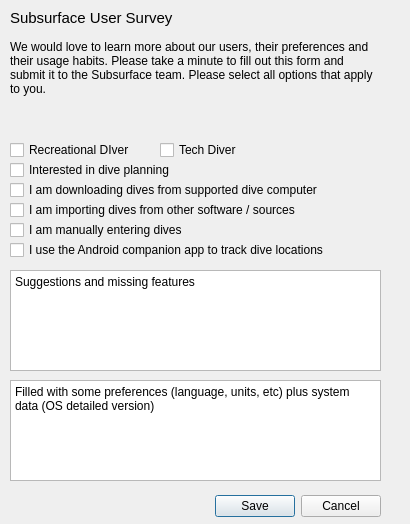
Above: qt-ui/usersurvey.ui from subsurface/subsurface before the change. Below: the same form after it.
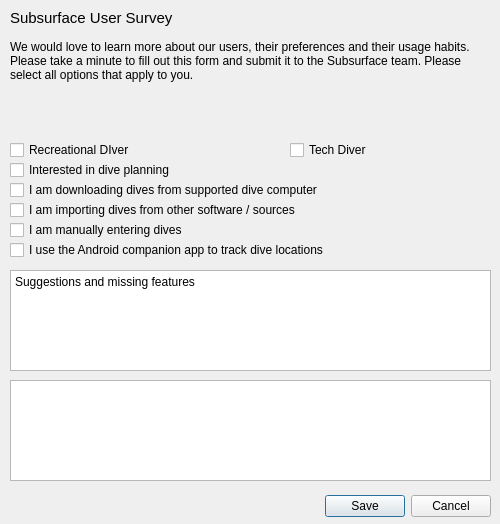
That is the form after the change.

Commit message:
User survey: small updates
Just make it behave a little more sanely
- support Ctrl-W and Ctrl-Q
- remove the silly placeholder text for system info
- add language and version information

Diff of the .ui file:
```diff
--- a/qt-ui/usersurvey.ui
+++ b/qt-ui/usersurvey.ui
@@ -6,7 +6,7 @@
    <rect>
     <x>0</x>
     <y>0</y>
-    <width>410</width>
+    <width>500</width>
     <height>524</height>
    </rect>
   </property>
@@ -18,7 +18,7 @@
     <rect>
      <x>40</x>
      <y>490</y>
-     <width>341</width>
+     <width>451</width>
      <height>32</height>
     </rect>
    </property>
@@ -34,7 +34,7 @@
     <rect>
      <x>10</x>
      <y>10</y>
-     <width>381</width>
+     <width>481</width>
      <height>16</height>
     </rect>
    </property>
@@ -52,7 +52,7 @@
     <rect>
      <x>10</x>
      <y>40</y>
-     <width>371</width>
+     <width>481</width>
      <height>81</height>
     </rect>
    </property>
@@ -71,7 +71,7 @@
     <rect>
      <x>10</x>
      <y>140</y>
-     <width>151</width>
+     <width>261</width>
      <height>20</height>
     </rect>
    </property>
@@ -82,9 +82,9 @@
   <widget class="QCheckBox" name="tech">
    <property name="geometry">
     <rect>
-     <x>160</x>
+     <x>290</x>
      <y>140</y>
-     <width>151</width>
+     <width>201</width>
      <height>20</height>
     </rect>
    </property>
@@ -97,7 +97,7 @@
     <rect>
      <x>10</x>
      <y>160</y>
-     <width>211</width>
+     <width>421</width>
      <height>20</height>
     </rect>
    </property>
@@ -110,7 +110,7 @@
     <rect>
      <x>10</x>
      <y>180</y>
-     <width>371</width>
+     <width>481</width>
      <height>20</height>
     </rect>
    </property>
@@ -123,7 +123,7 @@
     <rect>
      <x>10</x>
      <y>200</y>
-     <width>371</width>
+     <width>481</width>
      <height>20</height>
     </rect>
    </property>
@@ -136,7 +136,7 @@
     <rect>
      <x>10</x>
      <y>220</y>
-     <width>371</width>
+     <width>481</width>
      <height>20</height>
     </rect>
    </property>
@@ -149,7 +149,7 @@
     <rect>
      <x>10</x>
      <y>270</y>
-     <width>371</width>
+     <width>481</width>
      <height>101</height>
     </rect>
    </property>
@@ -166,7 +166,7 @@
     <rect>
      <x>10</x>
      <y>240</y>
-     <width>381</width>
+     <width>481</width>
      <height>20</height>
     </rect>
    </property>
@@ -179,7 +179,7 @@
     <rect>
      <x>10</x>
      <y>380</y>
-     <width>371</width>
+     <width>481</width>
      <height>101</height>
     </rect>
    </property>
@@ -188,7 +188,7 @@
 &lt;html&gt;&lt;head&gt;&lt;meta name=&quot;qrichtext&quot; content=&quot;1&quot; /&gt;&lt;style type=&quot;text/css&quot;&gt;
 p, li { white-space: pre-wrap; }
 &lt;/style&gt;&lt;/head&gt;&lt;body style=&quot; font-family:'Sans Serif'; font-size:9pt; font-weight:400; font-style:normal;&quot;&gt;
-&lt;p style=&quot; margin-top:0px; margin-bottom:0px; margin-left:0px; margin-right:0px; -qt-block-indent:0; text-indent:0px;&quot;&gt;Filled with some preferences (language, units, etc) plus system data (OS detailed version)&lt;/p&gt;&lt;/body&gt;&lt;/html&gt;</string>
+&lt;p style=&quot;-qt-paragraph-type:empty; margin-top:0px; margin-bottom:0px; margin-left:0px; margin-right:0px; -qt-block-indent:0; text-indent:0px;&quot;&gt;&lt;br /&gt;&lt;/p&gt;&lt;/body&gt;&lt;/html&gt;</string>
    </property>
   </widget>
  </widget>
```
The commit also changes 1 other file.
